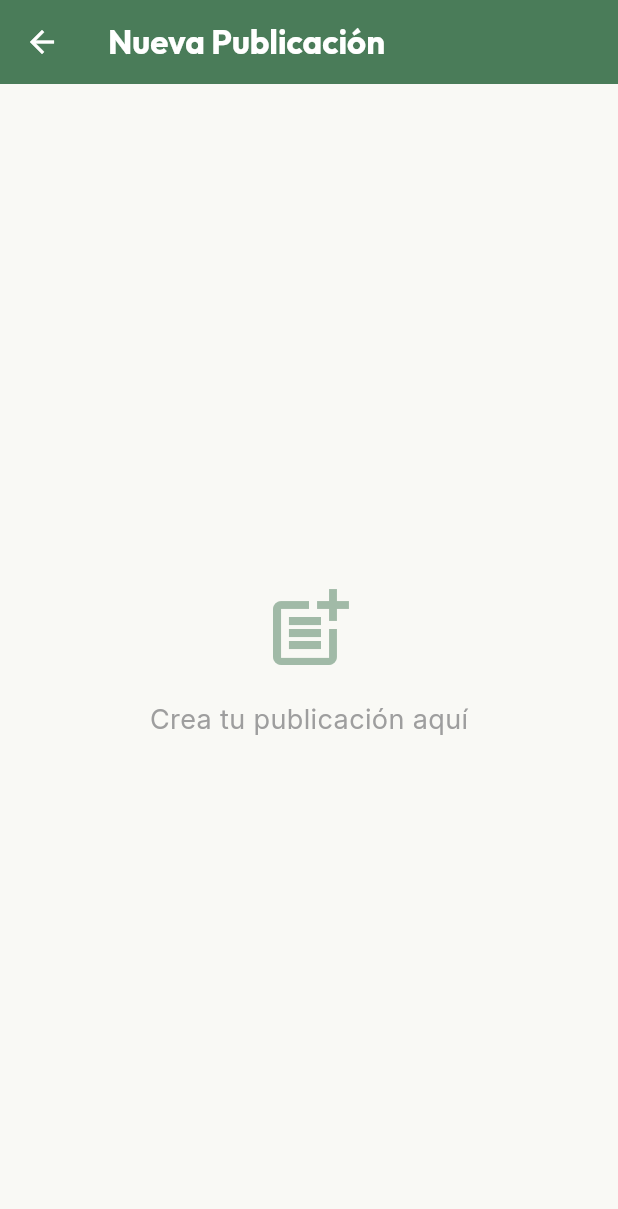
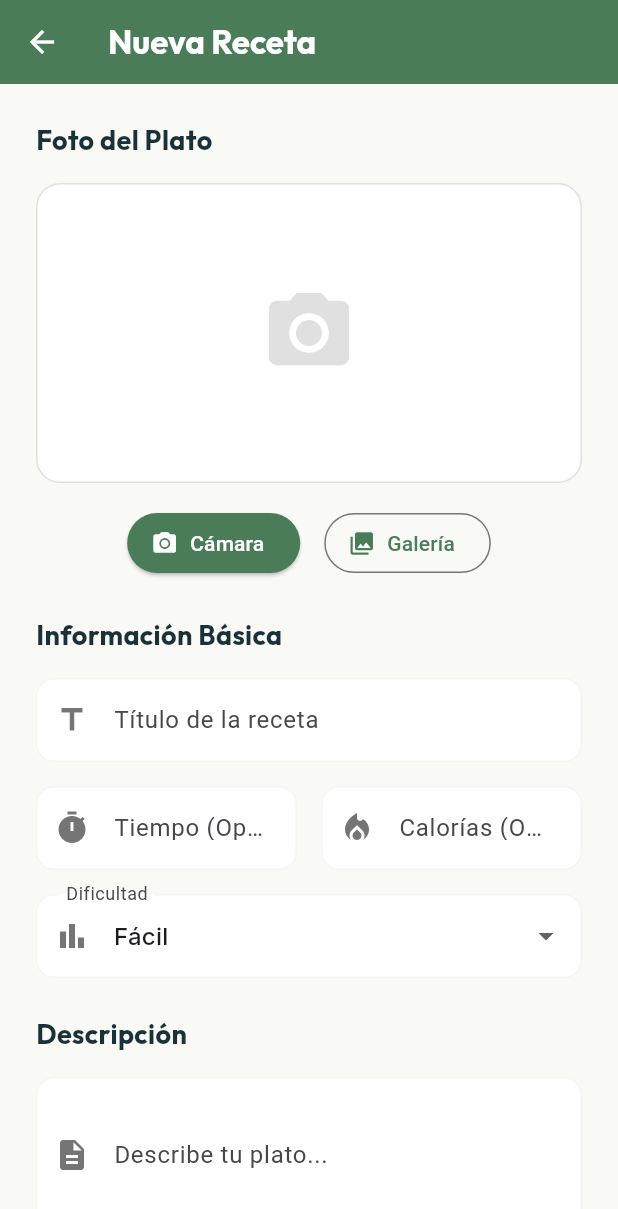
Before and after one commit to EstebanRodriguezGutierrezDEV/-MyMenuApp-, a Flutter app: the MainLayoutScreen screen opened directly, item 2 of the bottom bar chosen, after a tap on the "add" icon, on a phone screen of 412 x 824 dp. Shown: the top 1209 px of the screen. Run offline on Flutter 3.47's test engine with Material 3 defaults, Android fonts, the phone set to English and light mode, and no system bars; our stand-ins replace flutter_dotenv, google_fonts, image_picker, pdf, printing, supabase_flutter; accounts and stored records are empty; network calls fail.

Commit message:
Agregue un modelo de receta, un servicio Supabase para CRUD de recetas e interacciones, y una interfaz de usuario para el feed de recetas, recetas de usuario, carga y navegación principal.

```diff
--- a/my_menu_app/lib/features/layout/main_layout_screen.dart
+++ b/my_menu_app/lib/features/layout/main_layout_screen.dart
@@ -5,7 +5,7 @@ import '../recipes/recipes_screen.dart';
 import '../recipes/new_recipes_screen.dart';
 import '../shopping/shopping_screen.dart';
 import '../user/user_screen.dart';
-import '../posts/add_post_screen.dart';
+import '../recipes/upload_recipe_screen.dart';
 
 class MainLayoutScreen extends StatefulWidget {
   const MainLayoutScreen({super.key});
@@ -33,7 +33,7 @@ class _MainLayoutScreenState extends State<MainLayoutScreen> {
         onPressed: () {
           Navigator.push(
             context,
-            MaterialPageRoute(builder: (context) => const AddPostScreen()),
+            MaterialPageRoute(builder: (context) => const UploadRecipeScreen()),
           );
         },
         backgroundColor: AppColors.primary,
--- a/my_menu_app/lib/features/recipes/models/recipe_model.dart
+++ b/my_menu_app/lib/features/recipes/models/recipe_model.dart
@@ -1,4 +1,5 @@
 class Recipe {
+  final String? id; // Database ID (null for new recipes before upload)
   final String title;
   final String imageUrl;
   final String difficulty;
@@ -8,6 +9,7 @@ class Recipe {
   final List<String> ingredients;
 
   Recipe({
+    this.id,
     required this.title,
     required this.imageUrl,
     required this.difficulty,
@@ -18,6 +20,7 @@ class Recipe {
   });
   Map<String, dynamic> toJson() {
     return {
+      if (id != null) 'id': id,
       'title': title,
       'image_url': imageUrl,
       'difficulty': difficulty,
@@ -30,6 +33,7 @@ class Recipe {
 
   factory Recipe.fromJson(Map<String, dynamic> map) {
     return Recipe(
+      id: map['id'],
       title: map['title'] ?? '',
       imageUrl: map['image_url'] ?? '',
       difficulty: map['difficulty'] ?? '',
--- a/my_menu_app/lib/features/recipes/recipes_screen.dart
+++ b/my_menu_app/lib/features/recipes/recipes_screen.dart
@@ -1,11 +1,33 @@
 import 'package:flutter/material.dart';
 import '../../core/theme/app_colors.dart';
 import 'package:google_fonts/google_fonts.dart';
-import 'data/recipes_data.dart';
+import '../../core/services/recipe_service.dart';
+import 'models/recipe_model.dart';
 import 'widgets/social_recipe_post.dart';
 
-class RecipesScreen extends StatelessWidget {
+class RecipesScreen extends StatefulWidget {
   const RecipesScreen({super.key});
+
+  @override
+  State<RecipesScreen> createState() => _RecipesScreenState();
+}
+
+class _RecipesScreenState extends State<RecipesScreen> {
+  final _recipeService = RecipeService();
+  late Future<List<Recipe>> _feedFuture;
+
+  @override
+  void initState() {
+    super.initState();
+    _feedFuture = _recipeService.getFeedRecipes();
+  }
+
+  Future<void> _refreshFeed() async {
+    setState(() {
+      _feedFuture = _recipeService.getFeedRecipes();
+    });
+    await _feedFuture;
+  }
 
   @override
   Widget build(BuildContext context) {
@@ -55,11 +77,33 @@ class RecipesScreen extends StatelessWidget {
 
           // Social Feed
           Expanded(
-            child: ListView.builder(
+            child: RefreshIndicator(
+              onRefresh: _refreshFeed,
+              child: FutureBuilder<List<Recipe>>(
+                future: _feedFuture,
+                builder: (context, snapshot) {
+                  if (snapshot.connectionState == ConnectionState.waiting) {
+                    return const Center(child: CircularProgressIndicator());
+                  }
+                  if (snapshot.hasError) {
+                    return Center(child: Text('Error: ${snapshot.error}'));
+                  }
+
+                  final recipes = snapshot.data ?? [];
+                  if (recipes.isEmpty) {
+                    return Center(
+                      child: Text(
+                        'No hay recetas aún. ¡Sé el primero!',
+                        style: GoogleFonts.inter(color: Colors.grey),
+                      ),
+                    );
+                  }
+
+                  return ListView.builder(
                     padding: const EdgeInsets.all(16),
-              itemCount: feedRecipes.length,
+                    itemCount: recipes.length,
                     itemBuilder: (context, index) {
-                // Mock data cycle
+                      // Mock user data cycle (until we have user profiles)
                       final users = [
                         {
                           'name': 'Ana Cocina',
@@ -70,19 +114,22 @@ class RecipesScreen extends StatelessWidget {
                           'img': 'https://i.pravatar.cc/150?u=green',
                         },
                         {
-                    'name': 'Carlos Cooks',
-                    'img': 'https://i.pravatar.cc/150?u=carlos',
+                          'name': 'Chef Mario',
+                          'img': 'https://i.pravatar.cc/150?u=mario',
                         },
                       ];
                       final user = users[index % users.length];
 
                       return SocialRecipePost(
-                  recipe: feedRecipes[index],
+                        recipe: recipes[index],
                         username: user['name']!,
                         userAvatarUrl: user['img']!,
-                  initialLikes: (index * 33) % 500 + 10,
+                        initialLikes: 0, // We let the service fetch real likes
                       );
                     },
+                  );
+                },
+              ),
             ),
           ),
         ],
--- /dev/null
+++ b/my_menu_app/lib/features/recipes/upload_recipe_screen.dart
@@ -0,0 +1,385 @@
+import 'package:flutter/material.dart';
+import 'package:google_fonts/google_fonts.dart';
+import '../../core/theme/app_colors.dart';
+import 'dart:io';
+import 'package:image_picker/image_picker.dart';
+import '../../core/services/recipe_service.dart';
+import '../recipes/models/recipe_model.dart';
+
+class UploadRecipeScreen extends StatefulWidget {
+  const UploadRecipeScreen({super.key});
+
+  @override
+  State<UploadRecipeScreen> createState() => _UploadRecipeScreenState();
+}
+
+class _UploadRecipeScreenState extends State<UploadRecipeScreen> {
+  final _formKey = GlobalKey<FormState>();
+  final _recipeService = RecipeService();
+  bool _isLoading = false;
+
+  // Image Selection
+  File? _selectedImage;
+  final ImagePicker _picker = ImagePicker();
+
+  // Form Fields
+  final _titleController = TextEditingController();
+  final _timeController = TextEditingController(); // Optional now
+  final _caloriesController = TextEditingController(); // Optional now
+  final _descriptionController = TextEditingController();
+
+  String _difficulty = 'Fácil';
+  final List<TextEditingController> _ingredientControllers = [
+    TextEditingController(),
+  ];
+
+  @override
+  void dispose() {
+    _titleController.dispose();
+    _timeController.dispose();
+    _caloriesController.dispose();
+    _descriptionController.dispose();
+    for (var controller in _ingredientControllers) {
+      controller.dispose();
+    }
+    super.dispose();
+  }
+
+  // Pick image from source
+  Future<void> _pickImage(ImageSource source) async {
+    final XFile? image = await _picker.pickImage(source: source);
+    if (image != null) {
+      setState(() {
+        _selectedImage = File(image.path);
+      });
+    }
+  }
+
+  void _addIngredientField() {
+    setState(() {
+      _ingredientControllers.add(TextEditingController());
+    });
+  }
+
+  void _removeIngredientField(int index) {
+    if (_ingredientControllers.length > 1) {
+      setState(() {
+        _ingredientControllers[index].dispose();
+        _ingredientControllers.removeAt(index);
+      });
+    }
+  }
+
+  Future<void> _submitRecipe() async {
+    if (!_formKey.currentState!.validate()) return;
+
+    setState(() => _isLoading = true);
+
+    try {
+      String imageUrl =
+          'https://images.unsplash.com/photo-1546069901-ba9599a7e63c?auto=format&fit=crop&w=500&q=60';
+
+      // 1. Upload Image if selected
+      if (_selectedImage != null) {
+        final uploadedUrl = await _recipeService.uploadImage(_selectedImage!);
+        if (uploadedUrl != null) {
+          imageUrl = uploadedUrl;
+        }
+      }
+
+      final ingredients = _ingredientControllers
+          .map((c) => c.text.trim())
+          .where((text) => text.isNotEmpty)
+          .toList();
+
+      final newRecipe = Recipe(
+        title: _titleController.text.trim(),
+        imageUrl: imageUrl,
+        difficulty: _difficulty,
+        time: _timeController.text.trim().isEmpty
+            ? 'N/A'
+            : _timeController.text.trim(),
+        description: _descriptionController.text.trim(),
+        calories: _caloriesController.text.trim().isEmpty
+            ? 'N/A'
+            : _caloriesController.text.trim(),
+        ingredients: ingredients,
+      );
+
+      await _recipeService.createRecipe(newRecipe);
+
+      if (mounted) {
+        ScaffoldMessenger.of(context).showSnackBar(
+          const SnackBar(
+            content: Text('¡Receta publicada con éxito!'),
+            backgroundColor: Colors.green,
+          ),
+        );
+        Navigator.pop(context); // Return to previous screen
+      }
+    } catch (e) {
+      if (mounted) {
+        ScaffoldMessenger.of(context).showSnackBar(
+          SnackBar(
+            content: Text('Error al publicar: $e'),
+            backgroundColor: Colors.red,
+          ),
+        );
+      }
+    } finally {
+      if (mounted) {
+        setState(() => _isLoading = false);
+      }
+    }
+  }
+
+  @override
+  Widget build(BuildContext context) {
+    return Scaffold(
+      backgroundColor: const Color(0xFFF9F9F5),
+      appBar: AppBar(
+        title: Text(
+          'Nueva Receta',
+          style: GoogleFonts.outfit(fontWeight: FontWeight.bold),
+        ),
+        backgroundColor: AppColors.primary,
+        foregroundColor: Colors.white,
+      ),
+      body: _isLoading
+          ? const Center(child: CircularProgressIndicator())
+          : SingleChildScrollView(
+              padding: const EdgeInsets.all(24),
+              child: Form(
+                key: _formKey,
+                child: Column(
+                  crossAxisAlignment: CrossAxisAlignment.stretch,
+                  children: [
+                    _buildSectionTitle('Foto del Plato'),
+                    Container(
+                      height: 200,
+                      decoration: BoxDecoration(
+                        color: Colors.white,
+                        borderRadius: BorderRadius.circular(16),
+                        border: Border.all(color: Colors.grey.shade300),
+                        image: _selectedImage != null
+                            ? DecorationImage(
+                                image: FileImage(_selectedImage!),
+                                fit: BoxFit.cover,
+                              )
+                            : null,
+                      ),
+                      child: _selectedImage == null
+                          ? Center(
+                              child: Icon(
+                                Icons.camera_alt,
+                                size: 64,
+                                color: Colors.grey.shade300,
+                              ),
+                            )
+                          : null,
+                    ),
+                    const SizedBox(height: 16),
+                    Row(
+                      mainAxisAlignment: MainAxisAlignment.center,
+                      children: [
+                        ElevatedButton.icon(
+                          onPressed: () => _pickImage(ImageSource.camera),
+                          icon: const Icon(Icons.camera_alt),
+                          label: const Text('Cámara'),
+                          style: ElevatedButton.styleFrom(
+                            backgroundColor: AppColors.primary,
+                            foregroundColor: Colors.white,
+                          ),
+                        ),
+                        const SizedBox(width: 16),
+                        OutlinedButton.icon(
+                          onPressed: () => _pickImage(ImageSource.gallery),
+                          icon: const Icon(Icons.photo_library),
+                          label: const Text('Galería'),
+                          style: OutlinedButton.styleFrom(
+                            foregroundColor: AppColors.primary,
+                          ),
+                        ),
+                      ],
+                    ),
+                    const SizedBox(height: 24),
+
+                    _buildSectionTitle('Información Básica'),
+                    _buildTextField(
+                      controller: _titleController,
+                      label: 'Título de la receta',
+                      icon: Icons.title,
+                      required: true,
+                    ),
+                    const SizedBox(height: 16),
+                    Row(
+                      children: [
+                        Expanded(
+                          child: _buildTextField(
+                            controller: _timeController,
+                            label: 'Tiempo (Opcional)',
+                            icon: Icons.timer,
+                            required: false,
+                          ),
+                        ),
+                        const SizedBox(width: 16),
+                        Expanded(
+                          child: _buildTextField(
+                            controller: _caloriesController,
+                            label: 'Calorías (Opcional)',
+                            icon: Icons.local_fire_department,
+                            required: false,
+                          ),
+                        ),
+                      ],
+                    ),
+                    const SizedBox(height: 16),
+                    DropdownButtonFormField<String>(
+                      value: _difficulty,
+                      decoration: _inputDecoration(
+                        'Dificultad',
+                        Icons.bar_chart,
+                      ),
+                      items: ['Fácil', 'Medio', 'Difícil']
+                          .map(
+                            (label) => DropdownMenuItem(
+                              value: label,
+                              child: Text(label, style: GoogleFonts.inter()),
+                            ),
+                          )
+                          .toList(),
+                      onChanged: (val) => setState(() => _difficulty = val!),
+                    ),
+                    const SizedBox(height: 24),
+
+                    _buildSectionTitle('Descripción'),
+                    _buildTextField(
+                      controller: _descriptionController,
+                      label: 'Describe tu plato...',
+                      icon: Icons.description,
+                      maxLines: 3,
+                      required: false,
+                    ),
+                    const SizedBox(height: 24),
+
+                    _buildSectionTitle('Ingredientes'),
+                    ..._ingredientControllers.asMap().entries.map((entry) {
+                      final index = entry.key;
+                      final controller = entry.value;
+                      return Padding(
+                        padding: const EdgeInsets.only(bottom: 12),
+                        child: Row(
+                          children: [
+                            Expanded(
+                              child: _buildTextField(
+                                controller: controller,
+                                label: 'Ingrediente ${index + 1}',
+                                icon: Icons.restaurant_menu,
+                                required: true,
+                              ),
+                            ),
+                            if (_ingredientControllers.length > 1)
+                              IconButton(
+                                icon: const Icon(
+                                  Icons.remove_circle_outline,
+                                  color: Colors.red,
+                                ),
+                                onPressed: () => _removeIngredientField(index),
+                              ),
+                          ],
+                        ),
+                      );
+                    }),
+                    TextButton.icon(
+                      onPressed: _addIngredientField,
+                      icon: const Icon(Icons.add_circle_outline),
+                      label: const Text('Añadir ingrediente'),
+                      style: TextButton.styleFrom(
+                        foregroundColor: AppColors.primary,
+                      ),
+                    ),
+                    const SizedBox(height: 32),
+
+                    ElevatedButton(
+                      onPressed: _submitRecipe,
+                      style: ElevatedButton.styleFrom(
+                        backgroundColor: AppColors.primary,
+                        foregroundColor: Colors.white,
+                        padding: const EdgeInsets.symmetric(vertical: 16),
+                        shape: RoundedRectangleBorder(
+                          borderRadius: BorderRadius.circular(12),
+                        ),
+                        elevation: 4,
+                      ),
+                      child: Text(
+                        'Publicar Receta',
+                        style: GoogleFonts.outfit(
+                          fontSize: 18,
+                          fontWeight: FontWeight.bold,
+                        ),
+                      ),
+                    ),
+                  ],
+                ),
+              ),
+            ),
+    );
+  }
+
+  Widget _buildSectionTitle(String title) {
+    return Padding(
+      padding: const EdgeInsets.only(bottom: 16),
+      child: Text(
+        title,
+        style: GoogleFonts.outfit(
+          fontSize: 18,
+          fontWeight: FontWeight.bold,
+          color: const Color(0xFF1A313A),
+        ),
+      ),
+    );
+  }
+
+  Widget _buildTextField({
+    required TextEditingController controller,
+    required String label,
+    required IconData icon,
+    int maxLines = 1,
+    required bool required,
+  }) {
+    return TextFormField(
+      controller: controller,
+      maxLines: maxLines,
+      validator: (value) {
+        if (required && (value == null || value.isEmpty)) {
+          return 'Campo requerido';
+        }
+        return null;
+      },
+      decoration: _inputDecoration(label, icon),
+      style: GoogleFonts.inter(),
+    );
+  }
+
+  InputDecoration _inputDecoration(String label, IconData icon) {
+    return InputDecoration(
+      labelText: label,
+      prefixIcon: Icon(icon, color: Colors.grey[600]),
+      filled: true,
+      fillColor: Colors.white,
+      border: OutlineInputBorder(
+        borderRadius: BorderRadius.circular(12),
+        borderSide: BorderSide.none,
+      ),
+      enabledBorder: OutlineInputBorder(
+        borderRadius: BorderRadius.circular(12),
+        borderSide: BorderSide(color: Colors.grey.withOpacity(0.1)),
+      ),
+      focusedBorder: OutlineInputBorder(
+        borderRadius: BorderRadius.circular(12),
+        borderSide: const BorderSide(color: AppColors.primary, width: 2),
+      ),
+      contentPadding: const EdgeInsets.all(16),
+    );
+  }
+}
```
Also changed, not shown: my_menu_app/lib/core/services/recipe_service.dart (+66 -0 lines), my_menu_app/lib/features/recipes/widgets/social_recipe_post.dart (+30 -1 lines), my_menu_app/lib/features/user/my_recipes_screen.dart (+14 -0 lines), my_menu_app/lib/generate_report.dart (added, +76 -0 lines). Lines whose indentation alone changed are shown as unchanged.
